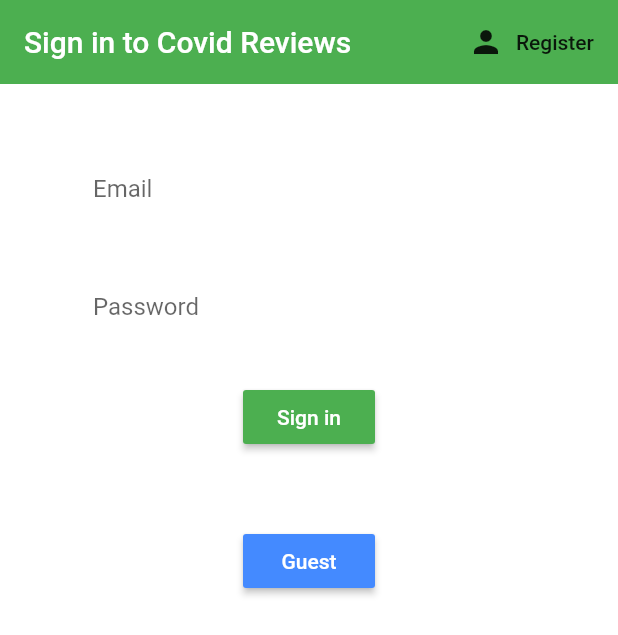
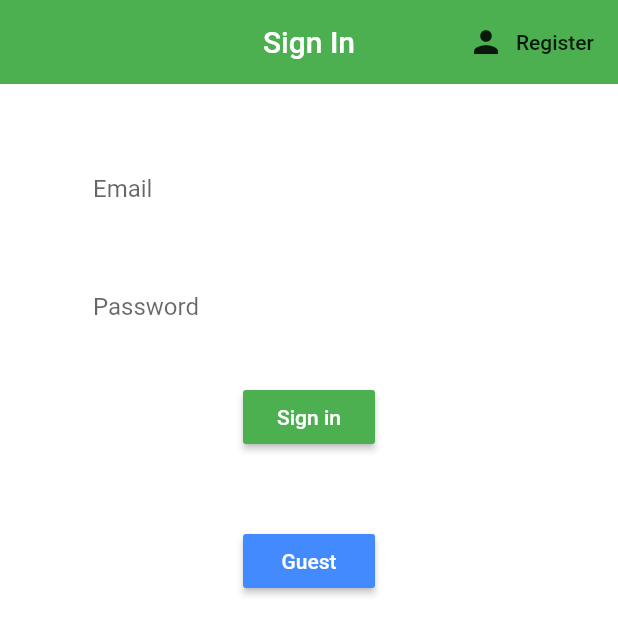
Before and after one commit to michael99hernan/Covid-Reviews, a Flutter app: the screen it shows after launch, on a phone screen of 412 x 824 dp. Shown: the top 635 px of the screen. Run offline on Flutter 3.47's test engine with Material 2 defaults, Android fonts, the phone set to English and light mode, and no system bars; our stand-ins replace firebase_auth, firebase_core, flutter_spinkit; accounts and stored records are empty.

Commit message:
added custom appbar

```diff
--- a/lib/screens/authenticate/sign_in.dart
+++ b/lib/screens/authenticate/sign_in.dart
@@ -1,4 +1,5 @@
 import 'package:covid_reviews/services/auth.dart';
+import 'package:covid_reviews/shared/appbar.dart';
 import 'package:covid_reviews/shared/loading.dart';
 import 'package:flutter/material.dart';
 import 'package:covid_reviews/shared/constants.dart';
@@ -26,11 +27,7 @@ class _SignInState extends State<SignIn> {
         ? Loading()
         : Scaffold(
             backgroundColor: backgroundColor,
-            appBar: AppBar(
-                backgroundColor: appBarColor,
-                elevation: 0.0,
-                title: Text('Sign in to Covid Reviews'),
-                actions: <Widget>[
+            appBar: customAppBar("Sign In", null, <Widget>[
               FlatButton.icon(
                   onPressed: () {
                     widget.toggleView();
--- /dev/null
+++ b/lib/shared/appbar.dart
@@ -0,0 +1,26 @@
+import 'package:covid_reviews/services/auth.dart';
+import 'package:covid_reviews/shared/constants.dart';
+import 'package:flutter/material.dart';
+
+final AuthService _authService = AuthService();
+
+Widget customAppBar(String text, IconButton iconButton, List<Widget> actions) {
+  Widget iconWidget;
+  if (iconButton == null) {
+    iconWidget = null;
+  } else {
+    iconWidget = IconButton(icon: iconButton, onPressed: () {});
+  }
+  return AppBar(
+    title: Text(
+      text,
+      style: TextStyle(color: Colors.white),
+    ),
+    centerTitle: true,
+    leading: iconWidget,
+    backgroundColor: appBarColor,
+    brightness: Brightness.dark,
+    elevation: 0.0,
+    actions: actions,
+  );
+}
```
Also changed, not shown: lib/screens/authenticate/register.dart (+2 -5 lines), lib/screens/home/home.dart (+7 -7 lines). Lines whose indentation alone changed are shown as unchanged.
